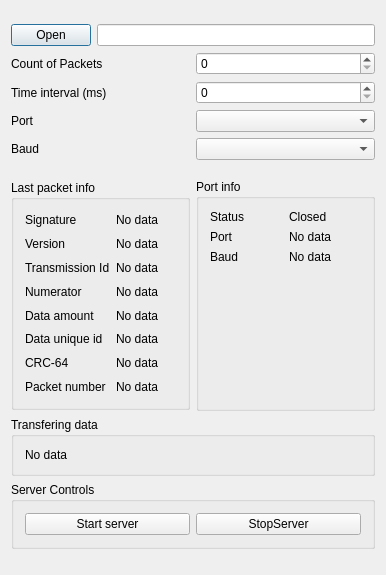
The window that Tools/SerialDataTesterServer/SerialDataTesterServer.ui (whiteman-kr/u7set) describes before a commit, drawn with Qt 5.
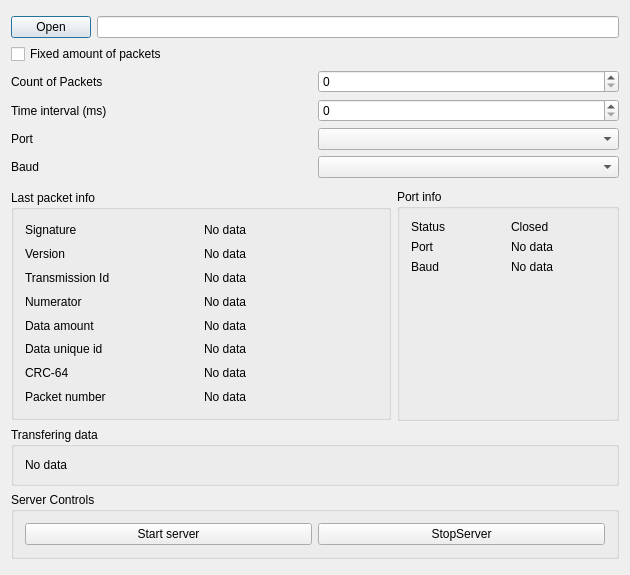
The same window after the commit.

Commit message: RPCT-558, RPCT-598: Fixed errors. Now received packet size in parser changing only from xml-file. Updated SerialDataTesterServer.

```diff
--- a/Tools/SerialDataTesterServer/SerialDataTesterServer.ui
+++ b/Tools/SerialDataTesterServer/SerialDataTesterServer.ui
@@ -6,7 +6,7 @@
    <rect>
     <x>0</x>
     <y>0</y>
-    <width>386</width>
+    <width>630</width>
     <height>575</height>
    </rect>
   </property>
@@ -30,6 +30,13 @@
        </item>
       </layout>
      </item>
+     <item>
+      <widget class="QCheckBox" name="usePackets">
+       <property name="text">
+        <string>Fixed amount of packets</string>
+       </property>
+      </widget>
+     </item>
      <item>
       <layout class="QHBoxLayout" name="horizontalLayout_3">
        <item>
@@ -102,7 +109,7 @@
          </property>
          <property name="minimumSize">
           <size>
-           <width>0</width>
+           <width>380</width>
            <height>230</height>
           </size>
          </property>
```
The commit also changes 7 other files.
